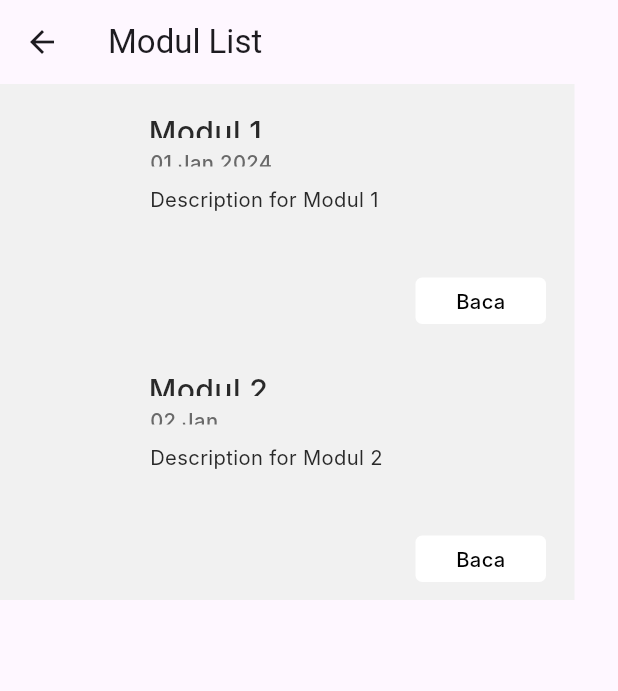
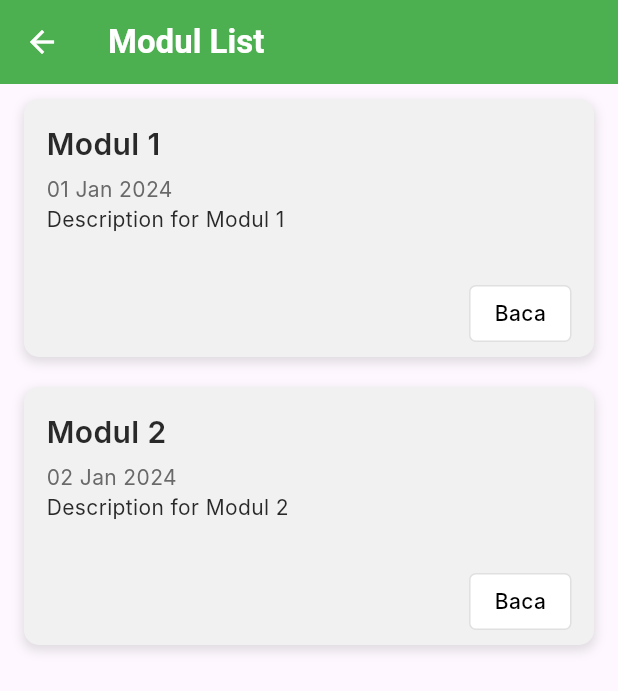
Before and after one commit to yudhiatmadja/hw_app, a Flutter app: the ModulScreen screen opened by its route, on a phone screen of 412 x 824 dp. Shown: the top 691 px of the screen. Run offline on Flutter 3.47's test engine with Material 3 defaults, Android fonts, the phone set to English and light mode, and no system bars; our stand-ins replace get, get_storage, image_picker, webview_flutter; accounts and stored records are empty; Roboto replaces fonts that are missing (Inter).

```diff
--- a/lib/app/modules/AdminHome/views/admin_view.dart
+++ b/lib/app/modules/AdminHome/views/admin_view.dart
@@ -2,9 +2,9 @@ import 'package:flutter/material.dart';
 import 'package:get/get.dart';
 import 'package:hwapp/app/modules/Quiz/views/quiz_view.dart';
 import 'package:hwapp/app/modules/admin_absen/views/admin_absen_view.dart';
+import 'package:hwapp/app/modules/kegiatan_admin/views/addkegiatan_view.dart';
 import 'package:hwapp/app/modules/modulpage/views/add_module_view.dart';
 import 'package:hwapp/app/modules/profile/views/profile_view.dart';
-import 'package:hwapp/app/modules/schedule/views/schedule_view.dart';
 import 'package:hwapp/app/modules/statistik/views/statistik_view.dart';
 import 'package:hwapp/app/modules/struktur/views/struktur_view.dart';
 
@@ -32,7 +32,7 @@ class HomepageAView extends GetView<HomepageAController> {
                     children: [
                       CircleAvatar(
                         radius: 30.0,
-                        backgroundImage: NetworkImage(
+                        backgroundImage: AssetImage(
                             'assets/bg.png'), // Ganti dengan link atau asset gambar user
                       ),
                       SizedBox(width: 10.0),
@@ -87,7 +87,7 @@ class HomepageAView extends GetView<HomepageAController> {
                     buildMenuItem(
                         context, 'Absen', Icons.checklist, AbsenAdminPage()),
                     buildMenuItem(
-                        context, 'Schedule', Icons.schedule, ScheduleView()),
+                        context, 'Schedule', Icons.schedule, AddEventPage()),
                     buildMenuItem(context, 'Quiz', Icons.lightbulb, QuizView()),
                     buildMenuItem(context, 'Struktur', Icons.account_tree,
                         StrukturScreen()),
--- a/lib/app/modules/schedule/controllers/schedule_controller.dart
+++ b/lib/app/modules/schedule/controllers/schedule_controller.dart
@@ -1,6 +1,8 @@
 import 'package:get/get.dart';
+import 'package:hwapp/app/data/models/event_model.dart';
 
 class ScheduleController extends GetxController {
+  var events = <Event>[].obs;
   //TODO: Implement HomepageUController
 
   final count = 0.obs;
@@ -19,5 +21,9 @@ class ScheduleController extends GetxController {
     super.onClose();
   }
 
+  void addEvent(Event event) {
+    events.add(event);
+  }
+
   void increment() => count.value++;
 }
--- a/lib/app/modules/user_modul/views/baca_modul.dart
+++ b/lib/app/modules/user_modul/views/baca_modul.dart
@@ -84,9 +84,9 @@ class BacaModulScreen extends StatelessWidget {
                 ),
               ),
             ),
-            // Bottom Quiz Button
+
             Positioned(
-              left: 16, // Adjusted left padding for proper alignment
+              left: 16,
               top: 700,
               child: SizedBox(
                 width: 383,
@@ -100,7 +100,7 @@ class BacaModulScreen extends StatelessWidget {
                   ),
                   child: Center(
                     child: Text(
-                      'Mulai Quiz',
+                      'Download Modul',
                       style: TextStyle(
                         color: Colors.black,
                         fontSize: 24,
--- a/lib/app/modules/user_modul/views/modul_view.dart
+++ b/lib/app/modules/user_modul/views/modul_view.dart
@@ -5,76 +5,58 @@ import '../controllers/modul_controller.dart';
 import 'baca_modul.dart';
 
 class ModulScreen extends StatelessWidget {
-  final ModulController _modulController =
-      Get.put(ModulController()); // Instantiate controller
+  final ModulController _modulController = Get.put(ModulController());
 
   Widget moduleCard(ModulModel module) {
     return GestureDetector(
       onTap: () {
-        // Set the module details in the controller
         _modulController.setModule(module);
-        // Navigate to the BacaModulScreen
         Get.to(BacaModulScreen());
       },
       child: Container(
-        width: 383,
+        margin: EdgeInsets.symmetric(
+            vertical: 10, horizontal: 16), // Add margin for spacing
+        width: double.infinity, // Make it responsive
         height: 172,
+        decoration: BoxDecoration(
+          color: Color(0xFFF1F1F1),
+          borderRadius: BorderRadius.circular(10), // Rounded corners
+          boxShadow: [
+            BoxShadow(
+              color: Colors.grey.withOpacity(0.3),
+              spreadRadius: 1,
+              blurRadius: 5,
+              offset: Offset(0, 3), // Changes position of shadow
+            ),
+          ],
+        ),
         child: Stack(
           children: [
             Positioned(
-              left: 0,
-              top: 0,
-              child: Container(
-                width: 383,
-                height: 172,
-                decoration: BoxDecoration(color: Color(0xFFF1F1F1)),
-              ),
-            ),
-            Positioned(
-              left: 99,
-              top: 17,
+              left: 15,
+              top: 15,
               child: SizedBox(
-                width: 172,
-                height: 19,
+                width: 250,
                 child: Text(
                   module.title,
                   style: TextStyle(
                     color: Color(0xFF292929),
-                    fontSize: 20.17,
+                    fontSize: 20,
                     fontFamily: 'Inter',
-                    fontWeight: FontWeight.w500,
+                    fontWeight: FontWeight.w600,
                   ),
                 ),
               ),
             ),
             Positioned(
-              left: 100,
-              top: 42,
+              left: 15,
+              top: 50,
               child: SizedBox(
-                width: 83,
-                height: 13,
                 child: Text(
                   module.date,
                   style: TextStyle(
                     color: Color(0xFF696969),
-                    fontSize: 13.45,
-                    fontFamily: 'Inter',
-                    fontWeight: FontWeight.w500,
-                  ),
-                ),
-              ),
-            ),
-            Positioned(
-              left: 100,
-              top: 67,
-              child: SizedBox(
-                width: 258,
-                height: 39,
-                child: Text(
-                  module.description,
-                  style: TextStyle(
-                    color: Color(0xFF292929),
-                    fontSize: 13.45,
+                    fontSize: 14,
                     fontFamily: 'Inter',
                     fontWeight: FontWeight.w400,
                   ),
@@ -82,30 +64,44 @@ class ModulScreen extends StatelessWidget {
               ),
             ),
             Positioned(
-              left: 277,
-              top: 129,
+              left: 15,
+              top: 70,
+              child: SizedBox(
+                width: 300,
+                child: Text(
+                  module.description,
+                  maxLines: 2,
+                  overflow: TextOverflow.ellipsis,
+                  style: TextStyle(
+                    color: Color(0xFF292929),
+                    fontSize: 14,
+                    fontFamily: 'Inter',
+                    fontWeight: FontWeight.w400,
+                  ),
+                ),
+              ),
+            ),
+            Positioned(
+              right: 15,
+              bottom: 10,
               child: GestureDetector(
                 onTap: () {
-                  // Set the module details in the controller
                   _modulController.setModule(module);
-                  // Navigate to the BacaModulScreen
                   Get.to(BacaModulScreen());
                 },
                 child: Container(
-                  width: 87,
-                  height: 31,
-                  decoration: ShapeDecoration(
+                  padding: EdgeInsets.symmetric(horizontal: 16, vertical: 8),
+                  decoration: BoxDecoration(
                     color: Colors.white,
-                    shape: RoundedRectangleBorder(
-                      borderRadius: BorderRadius.circular(4.48),
-                    ),
+                    borderRadius: BorderRadius.circular(4.48),
+                    border: Border.all(color: Colors.grey[300]!),
                   ),
                   child: Center(
                     child: Text(
                       'Baca',
                       style: TextStyle(
                         color: Colors.black,
-                        fontSize: 13.45,
+                        fontSize: 14,
                         fontFamily: 'Inter',
                         fontWeight: FontWeight.w500,
                       ),
@@ -139,7 +135,24 @@ class ModulScreen extends StatelessWidget {
 
     return Scaffold(
       appBar: AppBar(
-        title: Text('Modul List'),
+        title: Text(
+          'Modul List',
+          style: TextStyle(
+            fontSize: 22,
+            color: Colors.white,
+            fontWeight: FontWeight.bold,
+          ),
+        ),
+        backgroundColor: Colors.green,
+        leading: IconButton(
+          icon: Icon(
+            Icons.arrow_back,
+            color: Colors.white,
+          ),
+          onPressed: () {
+            Get.back();
+          },
+        ),
       ),
       body: ListView(
         children: modules.map(moduleCard).toList(),
--- a/lib/app/routes/app_routes.dart
+++ b/lib/app/routes/app_routes.dart
@@ -21,6 +21,7 @@ abstract class Routes {
   static const BACAMODUL = _Paths.BACAMODUL;
   static const ABSENADMIN = _Paths.ABSENADMIN;
   static const STRUKTUR = _Paths.STRUKTUR;
+  static const ADDKEGIATAN = _Paths.ADDKEGIATAN;
 }
 
 abstract class _Paths {
@@ -43,4 +44,5 @@ abstract class _Paths {
   static const BACAMODUL = '/bacamodul';
   static const ABSENADMIN = '/absenadmin';
   static const STRUKTUR = '/struktur';
+  static const ADDKEGIATAN = '/addkegiatan';
 }
--- a/pubspec.yaml
+++ b/pubspec.yaml
@@ -37,8 +37,9 @@ dependencies:
   get: ^4.6.6
   image_picker: ^1.1.2
   get_storage: ^2.1.1
-  pdf: ^3.11.1
-  printing: ^5.13.3
+  table_calendar: ^3.1.2
+  http: ^1.2.2
+  webview_flutter: ^4.10.0
 
 dev_dependencies:
   flutter_test:
@@ -70,6 +71,7 @@ flutter:
     - assets/cipung.png
     - assets/abe.png
     - assets/ucel.png
+    - assets/logo.png
 
   # An image asset can refer to one or more resolution-specific "variants", see
   # https://flutter.dev/to/resolution-aware-images
```
Also changed, not shown: lib/app/data/models/event_model.dart (added, +17 -0 lines), lib/app/modules/UserDashboard/views/user_view.dart (+11 -4 lines), lib/app/modules/UserDashboard/views/webview_user.dart (added, +48 -0 lines), lib/app/modules/admin_absen/views/admin_absen_view.dart (+0 -41 lines), lib/app/modules/kegiatan_admin/bindings/addkegiatan_binding.dart (added, +12 -0 lines), lib/app/modules/kegiatan_admin/controllers/addkegiatan_controller.dart (added, +43 -0 lines), lib/app/modules/kegiatan_admin/views/addkegiatan_view.dart (added, +197 -0 lines), lib/app/modules/kegiatan_admin/views/event_card.dart (added, +47 -0 lines), lib/app/routes/app_pages.dart (+13 -4 lines), assets/.png (added), pubspec.lock, 6 other files.
